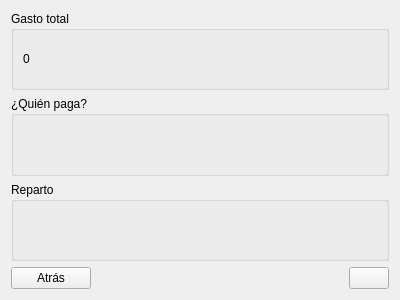
First picture: the form in payersselector.ui, repository RafaelGC/EasyReceipt, before the edit.
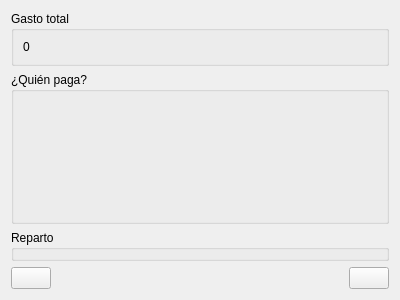
Second picture: the form after the edit. Icons and pictures are not drawn.

Patch:
```diff
--- a/payersselector.ui
+++ b/payersselector.ui
@@ -13,7 +13,7 @@
   <property name="windowTitle">
    <string>Form</string>
   </property>
-  <layout class="QVBoxLayout" name="verticalLayout">
+  <layout class="QVBoxLayout" name="verticalLayout" stretch="0,1,0,0">
    <item>
     <widget class="QGroupBox" name="groupBox">
      <property name="title">
@@ -56,11 +56,38 @@
    <item>
     <layout class="QHBoxLayout" name="horizontalLayout_8">
      <item>
+      <layout class="QVBoxLayout" name="verticalLayout_3">
+       <item>
+        <spacer name="verticalSpacer">
+         <property name="orientation">
+          <enum>Qt::Vertical</enum>
+         </property>
+         <property name="sizeHint" stdset="0">
+          <size>
+           <width>20</width>
+           <height>0</height>
+          </size>
+         </property>
+        </spacer>
+       </item>
+       <item>
       <widget class="QPushButton" name="backBtn">
        <property name="text">
-        <string>Atrás</string>
-       </property>
-      </widget>
+          <string/>
+         </property>
+         <property name="icon">
+          <iconset resource="resources.qrc">
+           <normaloff>:/icons/go-back.png</normaloff>:/icons/go-back.png</iconset>
+         </property>
+         <property name="iconSize">
+          <size>
+           <width>25</width>
+           <height>25</height>
+          </size>
+         </property>
+        </widget>
+       </item>
+      </layout>
      </item>
      <item>
       <spacer name="horizontalSpacer_2">
```
Lines whose indentation alone changed are shown as unchanged.
